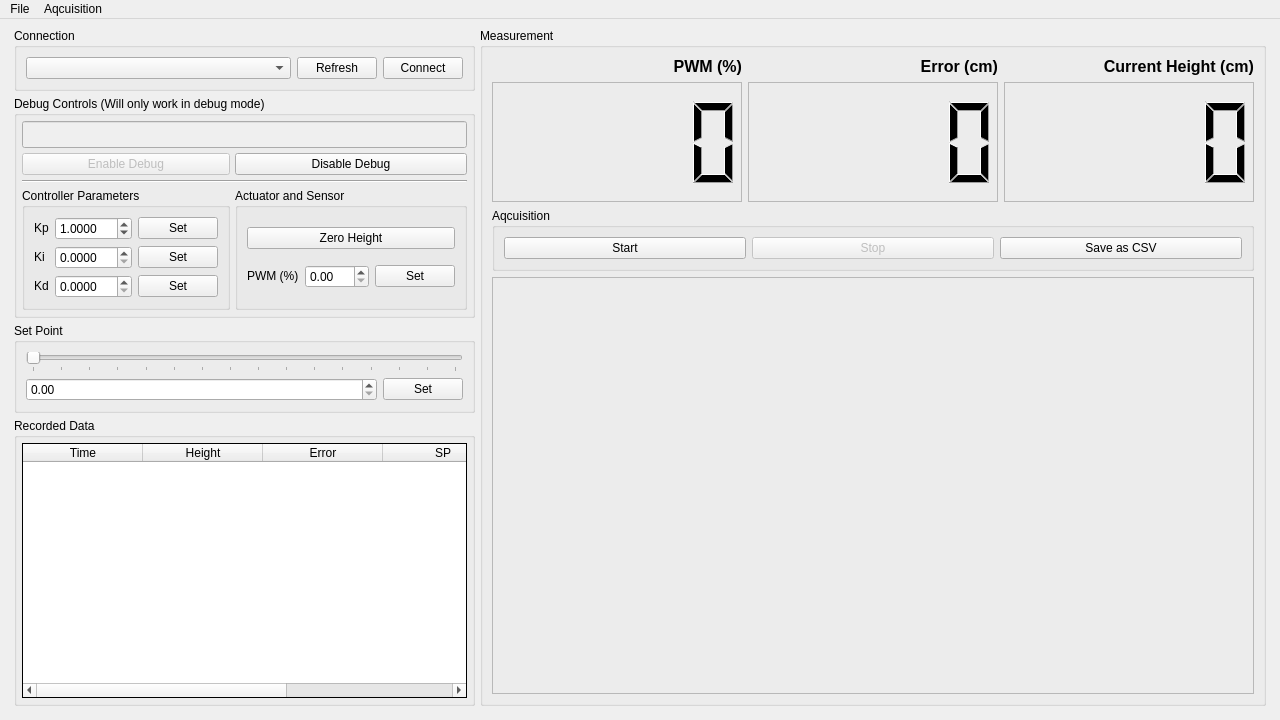
This is Interface/CSLK-Interface/layout.ui in ashharadnan/Control-System-Learning-Kit as Qt 5 draws it before an edit. The edited form follows.
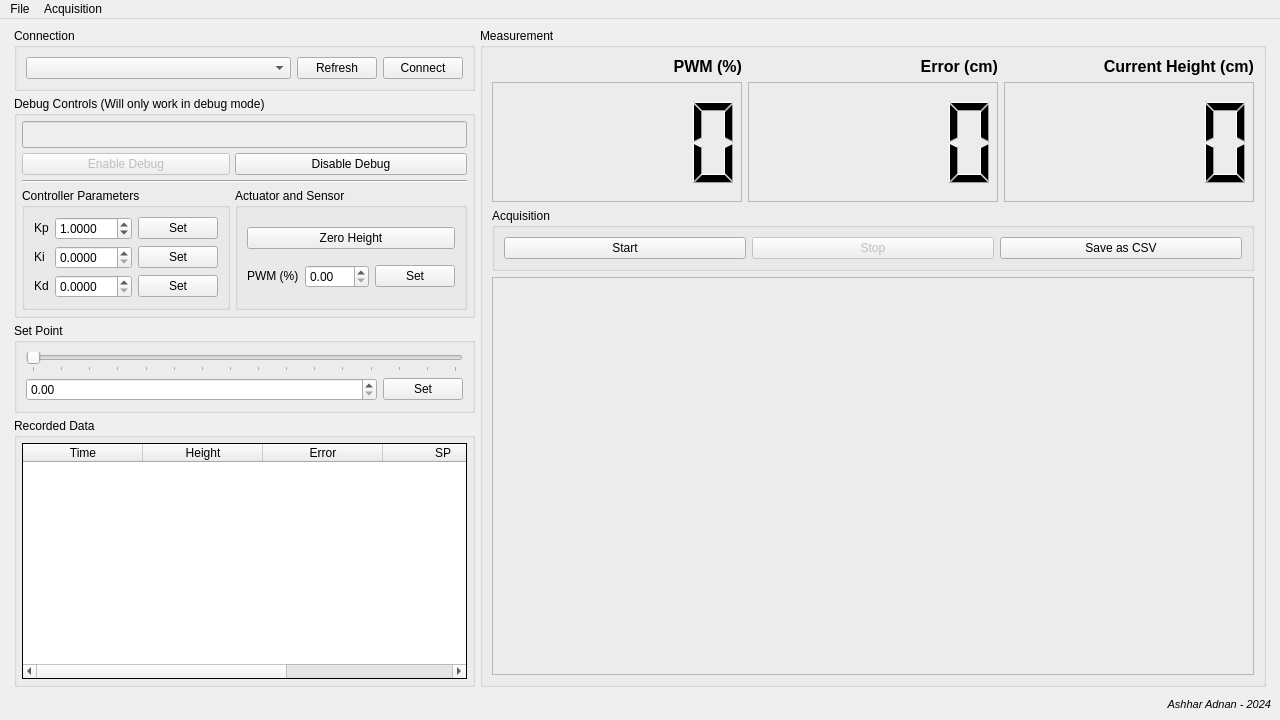
This is the edited form. Icons and pictures are not drawn.

Commit message: Fixed slider action

Patch:
```diff
--- a/Interface/CSLK-Interface/layout.ui
+++ b/Interface/CSLK-Interface/layout.ui
@@ -730,7 +730,7 @@
               </sizepolicy>
              </property>
              <property name="title">
-              <string>Aqcuisition</string>
+              <string>Acquisition</string>
              </property>
              <layout class="QGridLayout" name="gridLayout">
               <item row="0" column="0">
@@ -805,7 +805,7 @@
              <property name="minimumSize">
               <size>
                <width>0</width>
-               <height>400</height>
+               <height>200</height>
               </size>
              </property>
              <property name="frameShape">
@@ -823,6 +823,22 @@
       </item>
      </layout>
     </item>
+    <item row="1" column="0">
+     <widget class="QLabel" name="label_8">
+      <property name="font">
+       <font>
+        <pointsize>8</pointsize>
+        <italic>true</italic>
+       </font>
+      </property>
+      <property name="text">
+       <string>Ashhar Adnan - 2024</string>
+      </property>
+      <property name="alignment">
+       <set>Qt::AlignmentFlag::AlignRight|Qt::AlignmentFlag::AlignTrailing|Qt::AlignmentFlag::AlignVCenter</set>
+      </property>
+     </widget>
+    </item>
    </layout>
   </widget>
   <widget class="QMenuBar" name="menubar">
@@ -843,7 +859,7 @@
    </widget>
    <widget class="QMenu" name="menuEdit">
     <property name="title">
-     <string>Aqcuisition</string>
+     <string>Acquisition</string>
     </property>
     <addaction name="actionStart"/>
     <addaction name="actionStop"/>
```
Left out of the diff: 3 changed lines with no effect on the pictures. The commit also changes 1 other file.
